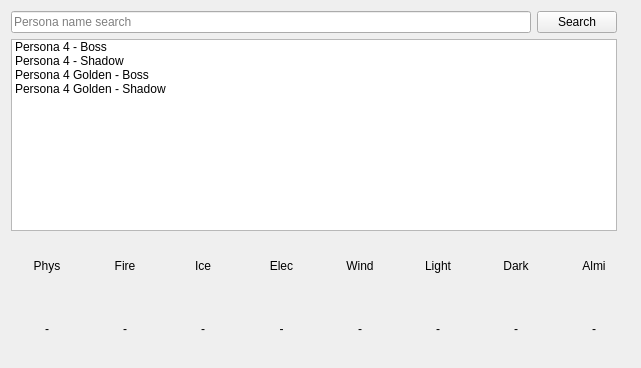
mb2g17/Persona-Weakness-Finder, file form_view.ui: the form before one commit.
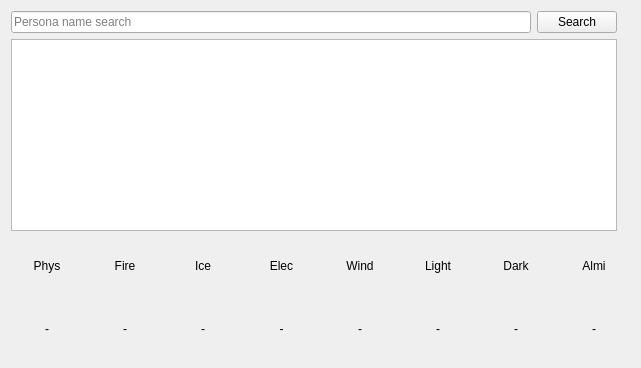
The form after the commit. Icons and pictures are not drawn.

```diff
--- a/form_view.ui
+++ b/form_view.ui
@@ -53,26 +53,6 @@
            <height>16777215</height>
           </size>
          </property>
-         <item>
-          <property name="text">
-           <string>Persona 4 - Boss</string>
-          </property>
-         </item>
-         <item>
-          <property name="text">
-           <string>Persona 4 - Shadow</string>
-          </property>
-         </item>
-         <item>
-          <property name="text">
-           <string>Persona 4 Golden - Boss</string>
-          </property>
-         </item>
-         <item>
-          <property name="text">
-           <string>Persona 4 Golden - Shadow</string>
-          </property>
-         </item>
         </widget>
        </item>
       </layout>
```
